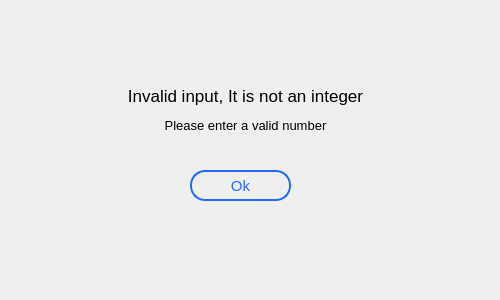
NilushikaSandeepani/189116Research, file SpectrumAnalyzer/error1.ui: the form before one commit.
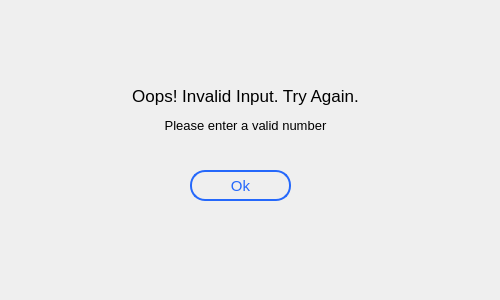
The form after the commit.

What changed in the file:
```diff
--- a/SpectrumAnalyzer/error1.ui
+++ b/SpectrumAnalyzer/error1.ui
@@ -28,7 +28,7 @@
     </font>
    </property>
    <property name="text">
-    <string>Invalid input, It is not an integer</string>
+    <string>Oops! Invalid Input. Try Again.</string>
    </property>
    <property name="alignment">
     <set>Qt::AlignCenter</set>
```
